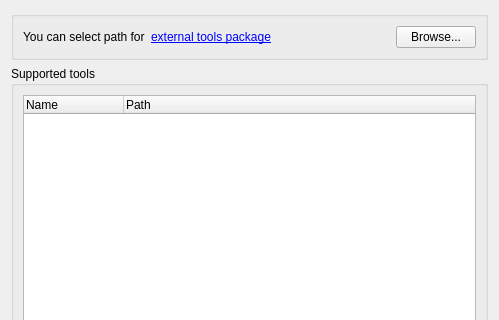
Old version of the form src/plugins/external_tool_support/src/ETSSettingsWidget.ui in the repository violethaze74/ugene; both pictures show x 0 to 499 and y 0 to 320 of the 499 by 621 pixel window.
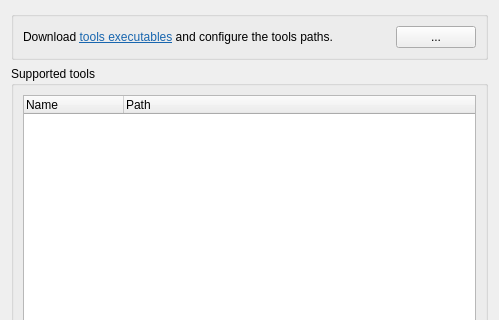
New version of the form.

Commit message: UGENE-6233: corrected description and link to tools web page

The edit to the form file:
```diff
--- a/src/plugins/external_tool_support/src/ETSSettingsWidget.ui
+++ b/src/plugins/external_tool_support/src/ETSSettingsWidget.ui
@@ -37,17 +37,14 @@
         <item>
          <widget class="QLabel" name="selectToolPackLabel">
           <property name="text">
-           <string>You can select path for</string>
+           <string>&lt;html&gt;&lt;head/&gt;&lt;body&gt;&lt;p&gt;Download &lt;a href=&quot;http://ugene.net/download-all_html#en_data_analysis_tools&quot;&gt;&lt;span style=&quot; text-decoration: underline; color:#1866af;&quot;&gt;tools executables&lt;/span&gt;&lt;/a&gt; and configure the tools paths. &lt;/p&gt;&lt;/body&gt;&lt;/html&gt;</string>
           </property>
          </widget>
         </item>
-        <item>
-         <widget class="QLabel" name="linkLabel">
-          <property name="toolTip">
-           <string>Check lastest version of external tools package</string>
-          </property>
+        <item alignment="Qt::AlignLeft">
+         <widget class="QLabel" name="label">
           <property name="text">
-           <string>&lt;a href=&quot;http://ugene.net/external.html&quot;&gt;external tools package&lt;/a&gt;</string>
+           <string/>
           </property>
          </widget>
         </item>
@@ -67,7 +64,7 @@
         <item>
          <widget class="QPushButton" name="selectToolPackButton">
           <property name="text">
-           <string>Browse...</string>
+           <string>...</string>
           </property>
          </widget>
         </item>
```
Left out of the diff: 4 changed lines with no effect on the pictures. The commit also changes 2 other files.
